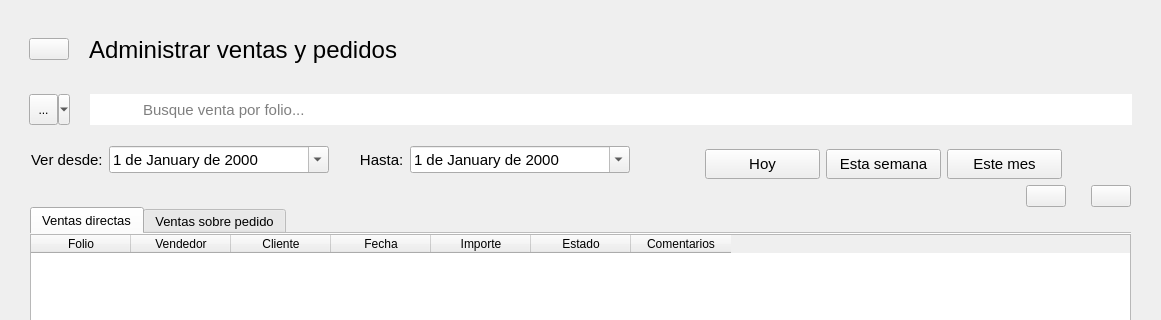
ivanperez-7/printpos, file designer/Ui_AdministrarVentas.ui: the form before one commit; both pictures show x 0 to 1161 and y 0 to 320 of the 1161 by 731 pixel window.
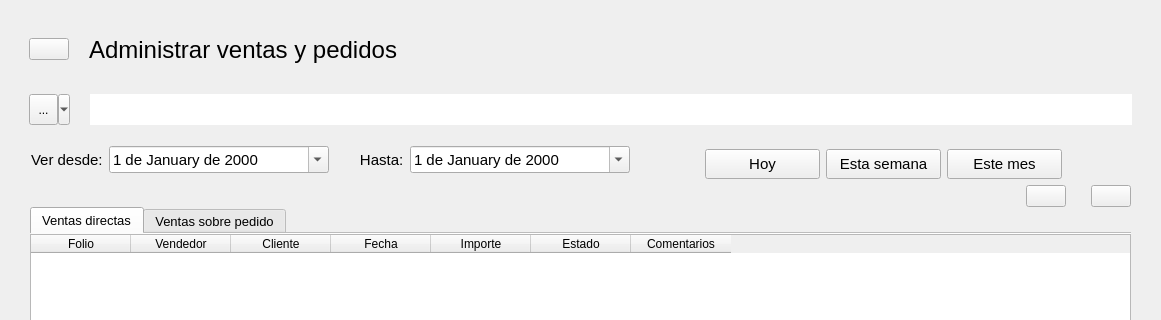
The form after the commit. Icons and pictures are not drawn. Custom widgets are drawn as their Qt base class.

What changed in the file:
```diff
--- a/designer/Ui_AdministrarVentas.ui
+++ b/designer/Ui_AdministrarVentas.ui
@@ -169,9 +169,6 @@
            <property name="frame">
             <bool>false</bool>
            </property>
-           <property name="placeholderText">
-            <string>Busque venta por folio...</string>
-           </property>
           </widget>
          </item>
         </layout>
```
